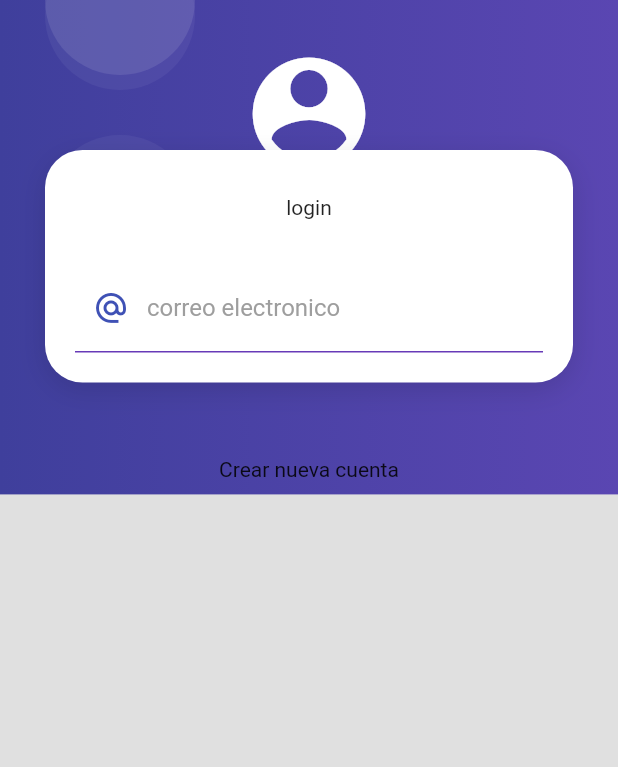
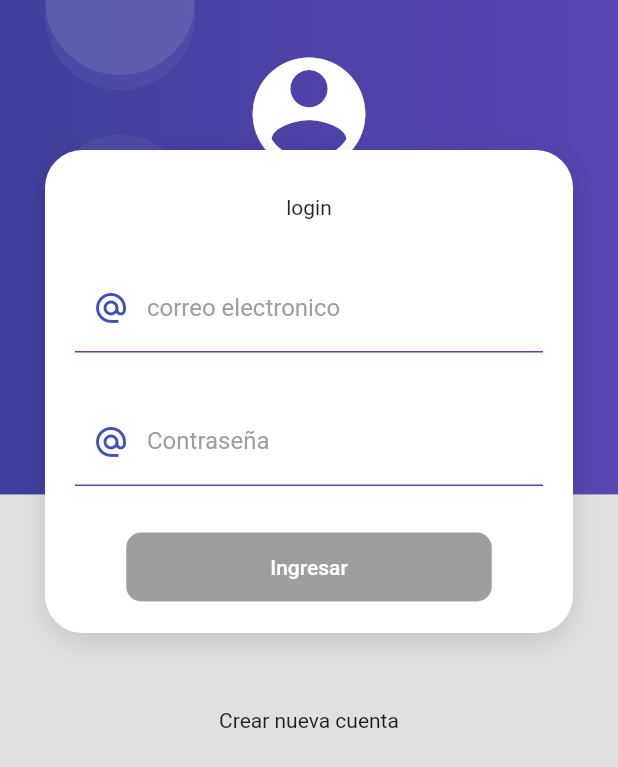
Before and after one commit to MTGCGuerrero/productos_flutter, a Flutter app: the screen it shows after launch, on a phone screen of 412 x 824 dp. Shown: the top 767 px of the screen. Run offline on Flutter 3.47's test engine with Material 2 defaults, Android fonts, the phone set to English and light mode, and no system bars.

Commit message:
reuse inputdecos

```diff
--- a/lib/screens/login_screen.dart
+++ b/lib/screens/login_screen.dart
@@ -1,4 +1,5 @@
 import 'package:flutter/material.dart';
+import 'package:products_app/ui/input_decorations.dart';
 import 'package:products_app/widgets/widgets.dart';
 
 
@@ -18,7 +19,11 @@ class LoginScreen extends StatelessWidget {
             _LoginForm(),
           ],)),
           SizedBox(height: 50,),
-          Text('Crear nueva cuenta')
+          Text('Crear nueva cuenta'),
+          SizedBox(
+              height: 50,
+            ),
+
         ],
       ),)),
    );
@@ -36,24 +41,30 @@ class _LoginForm extends StatelessWidget {
         TextFormField(
           autocorrect: false,
           keyboardType: TextInputType.emailAddress,
-          decoration: InputDecoration(
-            enabledBorder: UnderlineInputBorder(
-              borderSide: BorderSide(
-                color: Colors.deepPurple,
-              ),
+          decoration: InputDecorations.authInputDecoration(hintText: 'noseuqepn@gmail.com', labelText: 'correo electronico',prefixIcon: Icons.alternate_email_outlined),
+        ),
+        SizedBox(height: 30,),
+        TextFormField(
+            autocorrect: false,
+            obscureText: true,
+            keyboardType: TextInputType.emailAddress,
+            decoration: InputDecorations.authInputDecoration(
+                hintText: '******',
+                labelText: 'Contraseña',
+                prefixIcon: Icons.lock_clock_outlined),
+          ),
+          SizedBox(height: 30,),
+
+          MaterialButton(
+            shape: RoundedRectangleBorder(borderRadius: BorderRadius.circular(10)),
+            disabledColor: Colors.grey,
+            elevation: 0,
+            color: Colors.deepPurple,
+            child: Container(
+              padding: EdgeInsets.symmetric(horizontal: 80,vertical: 15),
+              child: Text('Ingresar',style: TextStyle(color: Colors.white),),
             ),
-            focusedBorder: UnderlineInputBorder(
-              borderSide: BorderSide(
-                color: Colors.deepPurple,
-                width: 2,
-              ),
-            ),
-            hintText: 'Email',
-            labelText: 'correo electronico',
-            labelStyle: TextStyle(color: Colors.grey),
-            prefixIcon: Icon(Icons.alternate_email_outlined,color: Colors.indigo,)
-          ),
-        )
+            onPressed: null)
 
 
       ],)),
--- /dev/null
+++ b/lib/ui/input_decorations.dart
@@ -0,0 +1,28 @@
+import 'package:flutter/material.dart';
+
+class InputDecorations {
+  static InputDecoration authInputDecoration({
+    required String hintText, required String labelText,IconData? prefixIcon
+  }) {
+    return InputDecoration(
+        enabledBorder: UnderlineInputBorder(
+          borderSide: BorderSide(
+            color: Colors.deepPurple,
+          ),
+        ),
+        focusedBorder: UnderlineInputBorder(
+          borderSide: BorderSide(
+            color: Colors.deepPurple,
+            width: 2,
+          ),
+        ),
+        hintText: hintText,
+        labelText: labelText,
+        labelStyle: TextStyle(color: Colors.grey),
+        prefixIcon: prefixIcon != null ?
+         Icon(
+          Icons.alternate_email_outlined,
+          color: Colors.indigo,
+        ) : null);
+  }
+}
```
